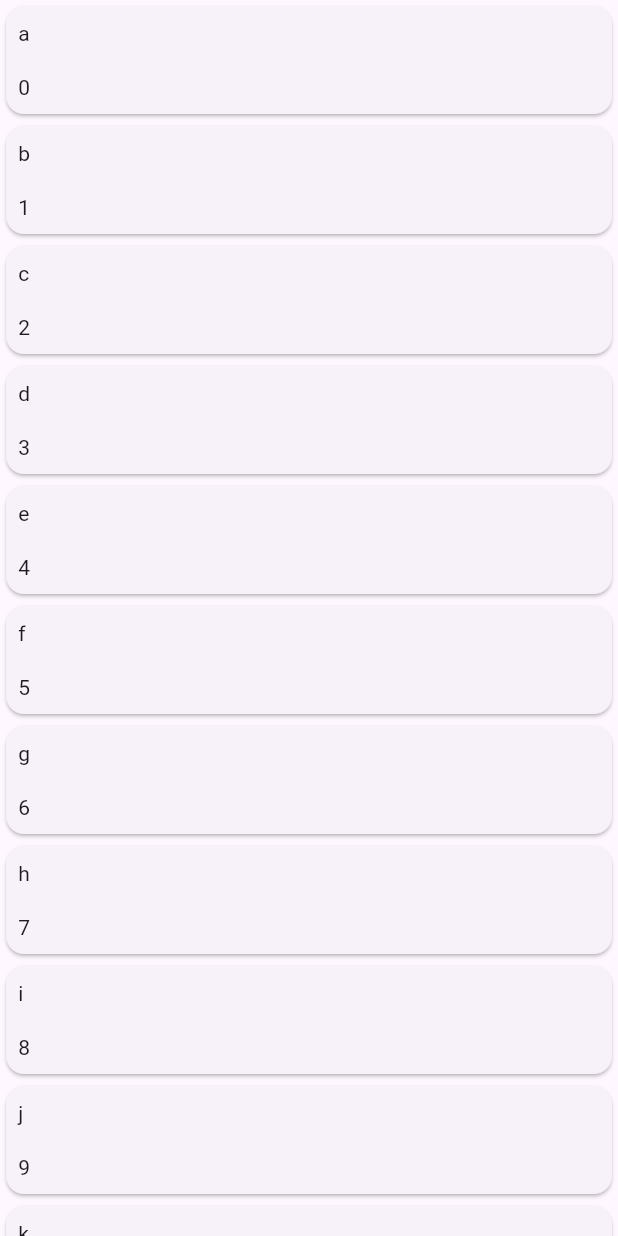
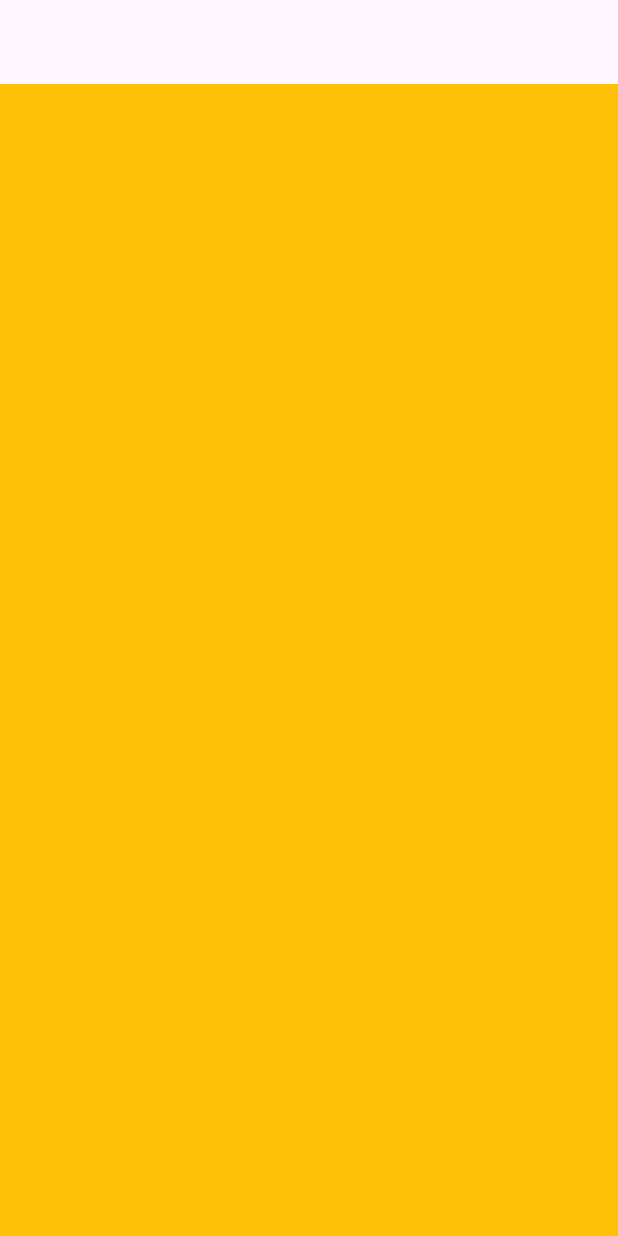
Before and after one commit to Darshanproject/01_Feb_Flutter_Drive, a Flutter app: the screen it shows after launch, on a phone screen of 412 x 824 dp. Run offline on Flutter 3.47's test engine with Material 3 defaults, Android fonts, the phone set to English and light mode, and no system bars.

Commit message:
02-03-2024

```diff
--- a/Ui Designe/myapp/lib/Revision/List.dart
+++ b/Ui Designe/myapp/lib/Revision/List.dart
@@ -13,6 +13,7 @@ class _List_SampleState extends State<List_Sample> {
     return  Scaffold(
       appBar: AppBar(),
       body: ListView(
+        shrinkWrap: true,
         children: [
           Card(
 
--- a/Ui Designe/myapp/lib/Revision/List1.dart
+++ b/Ui Designe/myapp/lib/Revision/List1.dart
@@ -1,3 +1,5 @@
+
+
 import 'package:flutter/material.dart';
 
 class List_Sample1 extends StatefulWidget {
@@ -12,7 +14,10 @@ class _List_Sample1State extends State<List_Sample1> {
   @override
   Widget build(BuildContext context) {
     return  Scaffold(
+      appBar: AppBar(),
       body: ListView.builder(
+        scrollDirection: Axis.horizontal,
+        shrinkWrap: true,
         itemCount: name.length,
         itemBuilder: (cxt , int ind){
         return InkWell(
--- a/Ui Designe/myapp/lib/main.dart
+++ b/Ui Designe/myapp/lib/main.dart
@@ -1,25 +1,46 @@
+import 'dart:math';
 import 'package:flutter/material.dart';
-import 'package:myapp/Revision/List.dart';
-import 'package:myapp/Revision/List1.dart';
-import 'package:myapp/Revision/Sample.dart';
-import 'package:myapp/Revision/Sample1.dart';
-import 'package:myapp/Screens/List1.dart';
-import 'package:myapp/Screens/Myhome.dart';
-import 'package:myapp/Screens/TextField_Screen.dart';
-import 'package:myapp/Screens/myhome2.dart';
-
 
 void main(){
-  runApp(MyApp());
+  runApp(const MyApp());
 }
 class MyApp extends StatelessWidget {
   const MyApp({super.key});
 
   @override
   Widget build(BuildContext context) {
-    return  MaterialApp(
+    return const MaterialApp(
       debugShowCheckedModeBanner: false,
-      home: List_Sample1(),
+      home: Colors_change(),
     );
   }
 }
+
+class Colors_change extends StatefulWidget {
+  const Colors_change({super.key});
+
+  @override
+  State<Colors_change> createState() => _Colors_changeState();
+}
+
+class _Colors_changeState extends State<Colors_change> {
+  Random _random =Random();
+   Color color_ = Colors.amber;
+  void colorChnaging(){
+    setState(() {
+      color_ = Color.fromARGB(_random.nextInt(255), _random.nextInt(255), _random.nextInt(255), _random.nextInt(255));
+    });
+  }
+  @override
+  Widget build(BuildContext context) {
+    return  Scaffold(
+      appBar: AppBar(),
+      body: InkWell(
+        onTap: colorChnaging,
+        child: Container(
+          color: color_,
+        ),
+      ),
+    );
+  }
+}
--- a/Ui Designe/myapp/pubspec.yaml
+++ b/Ui Designe/myapp/pubspec.yaml
@@ -59,8 +59,8 @@ flutter:
   uses-material-design: true
 
   # To add assets to your application, add an assets section, like this:
-  # assets:
-  #   - images/a_dot_burr.jpeg
+  assets:
+    - assets/
   #   - images/a_dot_ham.jpeg
 
   # An image asset can refer to one or more resolution-specific "variants", see
```
Also changed, not shown: Ui Designe/myapp/lib/Revision/Assests.dart (added, +17 -0 lines), Ui Designe/myapp/lib/Revision/Gird_Screen1.dart (added, +24 -0 lines), Ui Designe/myapp/lib/Screens/Gird_screen.dart (added, +34 -0 lines), Ui Designe/myapp/assets/1.jpeg (added), Ui Designe/myapp/assets/2.jpeg (added), Ui Designe/myapp/assets/3.jpeg (added).
